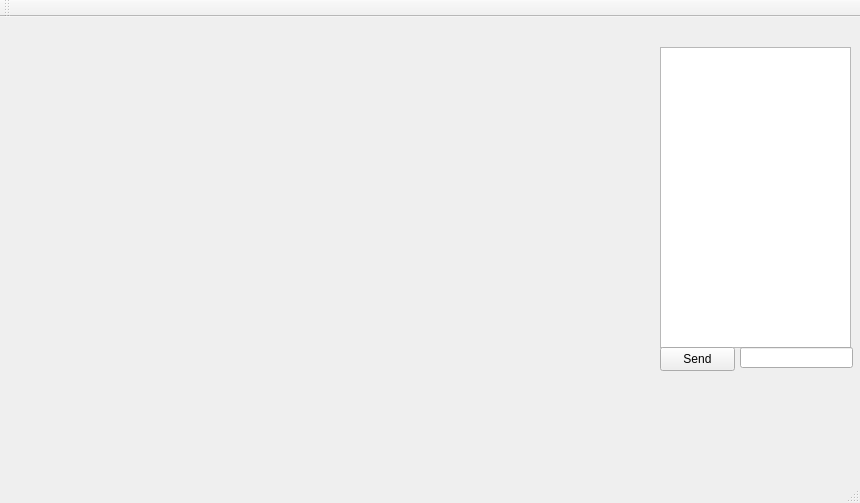
First picture: the form in User/User/Guess_Game_Interface.ui, repository xNaga09x/ProjectModernCpp, before the edit.
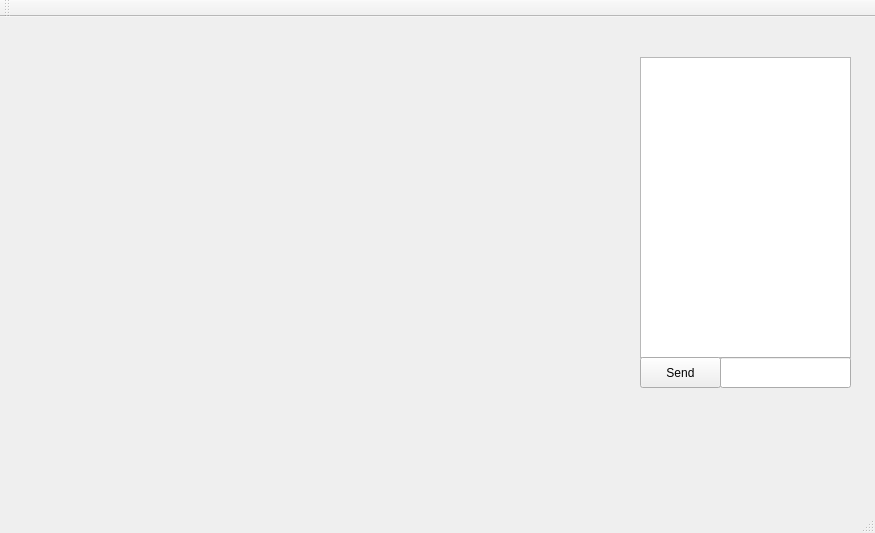
Second picture: the form after the edit.

Commit message: Remade Interface WV

Diff of the .ui file:
```diff
--- a/User/User/Guess_Game_Interface.ui
+++ b/User/User/Guess_Game_Interface.ui
@@ -6,8 +6,8 @@
    <rect>
     <x>0</x>
     <y>0</y>
-    <width>860</width>
-    <height>503</height>
+    <width>875</width>
+    <height>533</height>
    </rect>
   </property>
   <property name="windowTitle">
@@ -17,9 +17,9 @@
    <widget class="QTextEdit" name="chatDisplay">
     <property name="geometry">
      <rect>
-      <x>660</x>
-      <y>30</y>
-      <width>191</width>
+      <x>640</x>
+      <y>40</y>
+      <width>211</width>
       <height>301</height>
      </rect>
     </property>
@@ -27,20 +27,20 @@
    <widget class="QLineEdit" name="messageInput">
     <property name="geometry">
      <rect>
-      <x>740</x>
-      <y>330</y>
-      <width>113</width>
-      <height>21</height>
+      <x>720</x>
+      <y>340</y>
+      <width>131</width>
+      <height>31</height>
      </rect>
     </property>
    </widget>
    <widget class="QPushButton" name="sendButton">
     <property name="geometry">
      <rect>
-      <x>660</x>
-      <y>330</y>
-      <width>75</width>
-      <height>24</height>
+      <x>640</x>
+      <y>340</y>
+      <width>81</width>
+      <height>31</height>
      </rect>
     </property>
     <property name="text">
@@ -52,8 +52,8 @@
      <rect>
       <x>50</x>
       <y>40</y>
-      <width>601</width>
-      <height>311</height>
+      <width>591</width>
+      <height>331</height>
      </rect>
     </property>
     <layout class="QVBoxLayout" name="verticalLayout"/>
```
Left out of the diff: 2 changed lines with no effect on the pictures. The commit also changes 23 other files.
